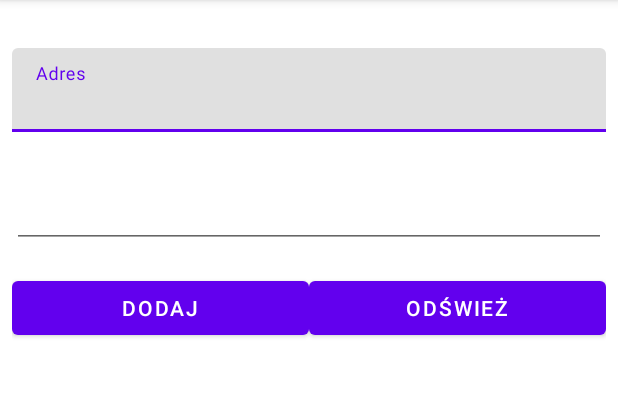
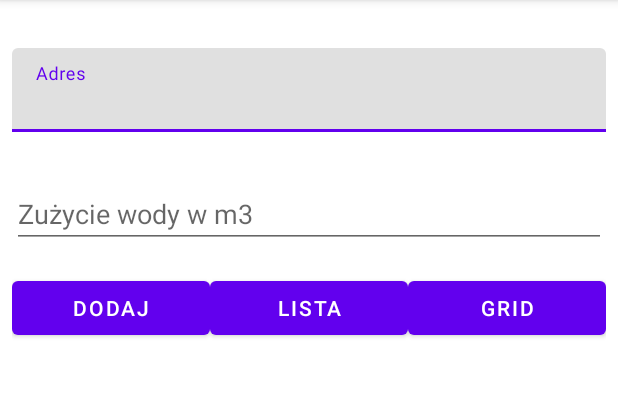
Before and after one commit to kapitanjaszczur/PomiarWody, an Android app: the screen it shows after launch (MainActivity), on a phone screen of 412 x 824 dp, the part 84-481 px from its top. Run offline under Robolectric (Android 15) with nearby library versions, the phone set to English and light mode, and no system bars.

Commit message:
dodano Grid, drobne poprawki

```diff
--- a/app/src/main/java/pl/klonowski/woda/AdapterPomiar.kt
+++ b/app/src/main/java/pl/klonowski/woda/AdapterPomiar.kt
@@ -25,7 +25,7 @@ class AdapterPomiar (val ListaPomiarow : ArrayList<Pomiar>) : RecyclerView.Adapt
         val tva = holder.tvadres
         tva.text = pomiar.adres
         val tvw = holder.tvwoda
-        tvw.text = pomiar.ilosc.toString()
+        tvw.text = pomiar.ilosc
     }
 
     override fun getItemCount(): Int {
--- a/app/src/main/java/pl/klonowski/woda/MainActivity.kt
+++ b/app/src/main/java/pl/klonowski/woda/MainActivity.kt
@@ -2,15 +2,14 @@ package pl.klonowski.woda
 
 import androidx.appcompat.app.AppCompatActivity
 import android.os.Bundle
-import android.widget.Adapter
 import android.widget.Button
 import android.widget.EditText
 import android.widget.Toast
+import androidx.recyclerview.widget.GridLayoutManager
 import androidx.recyclerview.widget.LinearLayoutManager
 import androidx.recyclerview.widget.RecyclerView
 import com.google.android.material.textfield.TextInputEditText
 import pl.klonowski.woda.Pomiar.Companion.arrP
-import java.time.Duration
 
 class MainActivity : AppCompatActivity() {
     override fun onCreate(savedInstanceState: Bundle?) {
@@ -20,7 +19,8 @@ class MainActivity : AppCompatActivity() {
         val adres = findViewById<TextInputEditText>(R.id.TIETAdres)
         val ilosc = findViewById<EditText>(R.id.editTextNumberIlosc)
         val przyciskDodaj = findViewById<Button>(R.id.buttonAdd)
-        val przyciskOdswiez = findViewById<Button>(R.id.buttonRefresh)
+        val przyciskLinear = findViewById<Button>(R.id.buttonLinear)
+        val przyciskGrid = findViewById<Button>(R.id.buttonGrid)
 
         val recycler = findViewById<RecyclerView>(R.id.RV1)
         var listaPomiarow = arrP()
@@ -32,9 +32,13 @@ class MainActivity : AppCompatActivity() {
             ilosc.text = null
         }
 
-        przyciskOdswiez.setOnClickListener {
+        przyciskLinear.setOnClickListener {
             clear()
             recycler.layoutManager = LinearLayoutManager(parent, RecyclerView.VERTICAL, false)
+        }
+        przyciskGrid.setOnClickListener {
+            clear()
+            recycler.layoutManager = GridLayoutManager(parent, 2)
         }
 
         przyciskDodaj.setOnClickListener {
@@ -42,16 +46,13 @@ class MainActivity : AppCompatActivity() {
             val i = ilosc.text.toString()
 
             if (a!="" && i!="") {
-                listaPomiarow += Pomiar(a, i)
+                listaPomiarow += Pomiar("Adres: $a", "$i m3")
                 clear()
                 Toast.makeText(this,"Zapisano!", Toast.LENGTH_SHORT).show()
             }
             else {
                 Toast.makeText(this,"Niedozwolona wartość!", Toast.LENGTH_SHORT).show()
             }
-
-
-
         }
 
 
--- a/app/src/main/java/pl/klonowski/woda/Pomiar.kt
+++ b/app/src/main/java/pl/klonowski/woda/Pomiar.kt
@@ -4,7 +4,17 @@ class Pomiar (val adres : String, val ilosc : String) {
     companion object {
         var pomiary = ArrayList<Pomiar>()
         fun arrP() : ArrayList<Pomiar> {
-            var p : Pomiar = Pomiar("Sosnowa", "100")
+            var p = Pomiar("Adres: Sosnowa", "100 m3")
+            pomiary += p
+            p = Pomiar("Adres: Świerkowa", "200 m3")
+            pomiary += p
+            p = Pomiar("Adres: Jodłowa", "300 m3")
+            pomiary += p
+            p = Pomiar("Adres: Wierzbowa", "150 m3")
+            pomiary += p
+            p = Pomiar("Adres: Bukowa", "250 m3")
+            pomiary += p
+            p = Pomiar("Adres: Leśna", "440.000 m3")
             pomiary += p
             return pomiary
         }
--- a/app/src/main/res/layout/activity_main.xml
+++ b/app/src/main/res/layout/activity_main.xml
@@ -32,6 +32,7 @@
         android:layout_marginTop="32dp"
         android:layout_marginEnd="8dp"
         android:ems="10"
+        android:hint="Zużycie wody w m3"
         android:inputType="number"
         app:layout_constraintEnd_toEndOf="parent"
         app:layout_constraintStart_toStartOf="parent"
@@ -57,11 +58,18 @@
             android:text="Dodaj" />
 
         <Button
-            android:id="@+id/buttonRefresh"
+            android:id="@+id/buttonLinear"
             android:layout_width="match_parent"
             android:layout_height="wrap_content"
             android:layout_weight="1"
-            android:text="Odśwież" />
+            android:text="Lista" />
+
+        <Button
+            android:id="@+id/buttonGrid"
+            android:layout_width="match_parent"
+            android:layout_height="wrap_content"
+            android:layout_weight="1"
+            android:text="Grid" />
     </LinearLayout>
 
     <androidx.recyclerview.widget.RecyclerView
```
